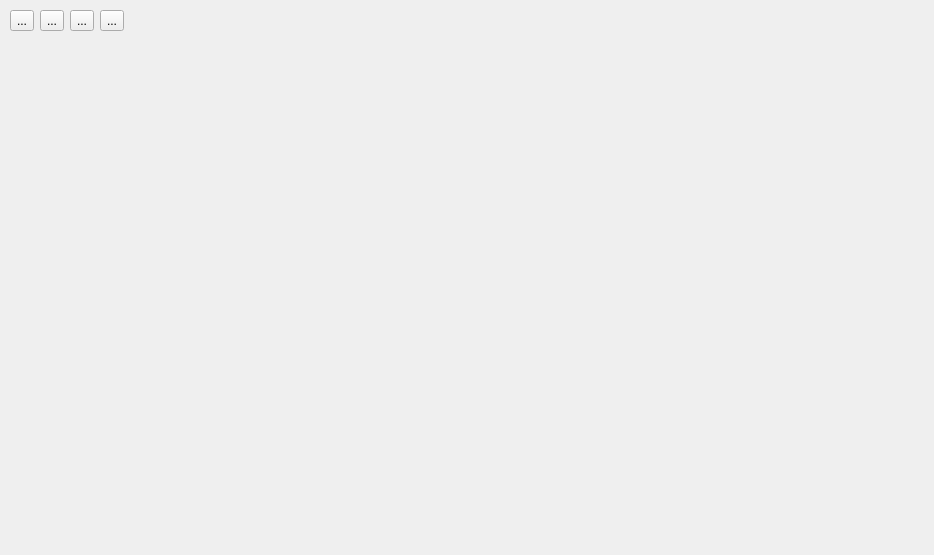
Qt form sterna/Print/printerlista.ui (srgank/sterna_x) before a commit.
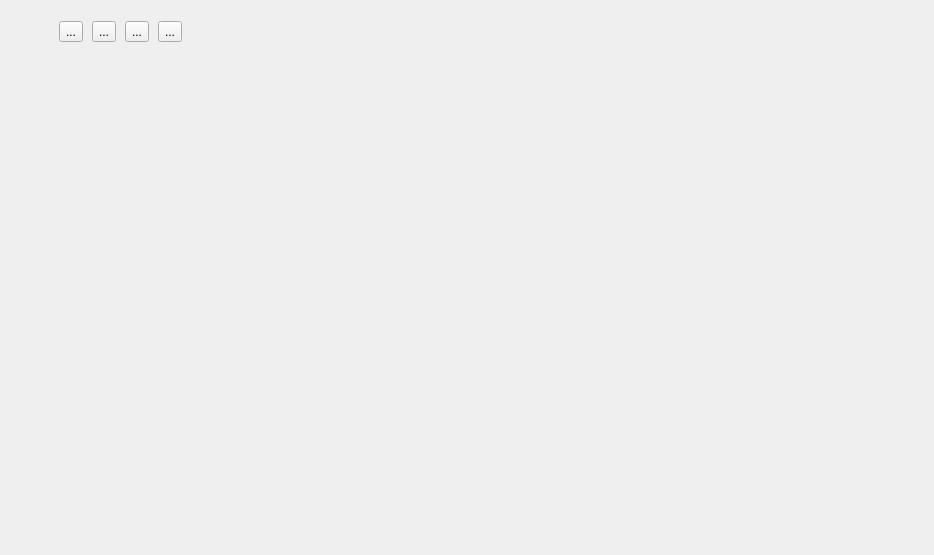
The same form after that commit.

The edit to the form file:
```diff
--- a/sterna/Print/printerlista.ui
+++ b/sterna/Print/printerlista.ui
@@ -19,13 +19,23 @@
   <property name="windowTitle">
    <string>Form</string>
   </property>
-  <widget class="QWidget" name="layoutWidget">
+  <widget class="QWidget" name="widget" native="true">
    <property name="geometry">
     <rect>
-     <x>10</x>
-     <y>10</y>
-     <width>771</width>
-     <height>451</height>
+     <x>550</x>
+     <y>220</y>
+     <width>325</width>
+     <height>102</height>
+    </rect>
+   </property>
+  </widget>
+  <widget class="QWidget" name="">
+   <property name="geometry">
+    <rect>
+     <x>56</x>
+     <y>20</y>
+     <width>132</width>
+     <height>23</height>
     </rect>
    </property>
    <layout class="QGridLayout" name="gridLayout">
@@ -57,9 +67,6 @@
       </property>
      </widget>
     </item>
-    <item row="1" column="0" colspan="5">
-     <widget class="QWidget" name="widget" native="true"/>
-    </item>
    </layout>
   </widget>
  </widget>
```
Left out of the diff: 28 changed lines with no effect on the pictures.
